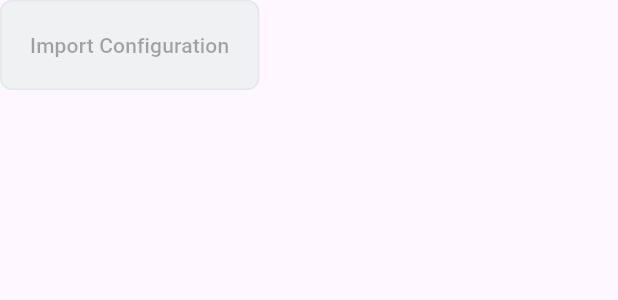
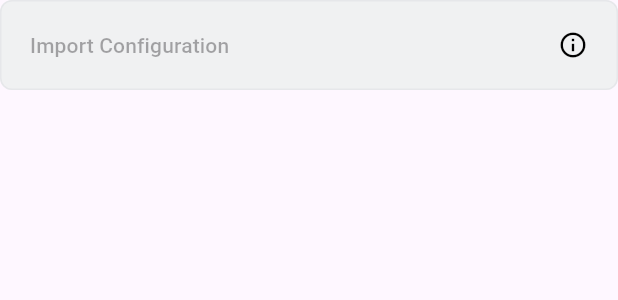
Before and after one commit to mk7002/PushNotification, a Flutter app: the ConfigButton widget shown alone on an empty page, opened directly, on a phone screen of 412 x 824 dp. Shown: the top 300 px of the screen. Run offline on Flutter 3.47's test engine with Material 3 defaults, Android fonts, the phone set to English and light mode, and no system bars; our stand-ins replace file_picker, fluttertoast, go_router, googleapis_auth, package_info_plus, shared_preferences; accounts and stored records are empty.

Commit message:
ui updated

```diff
--- a/lib/extension/AppExtension.dart
+++ b/lib/extension/AppExtension.dart
@@ -19,7 +19,7 @@ extension ResultExtension on Map<String, dynamic> {
   String showResult() {
     switch (getType()) {
       case ResultType.neutral:
-        return "";
+        return "Result Console";
       case ResultType.inProgress:
         return "Sending...";
       case ResultType.success:
--- a/lib/main.dart
+++ b/lib/main.dart
@@ -2,6 +2,7 @@ import 'package:flutter/material.dart';
 import 'package:flutter_web_plugins/url_strategy.dart';
 import 'package:pushapp/provider/ProviderSetup.dart';
 import 'package:pushapp/route.dart';
+import 'package:pushapp/ui/components/Utils.dart';
 
 import 'storage/SharedPrefs.dart';
 
@@ -9,6 +10,7 @@ Future<void> main() async {
   WidgetsBinding widgetsBinding = WidgetsFlutterBinding.ensureInitialized();
   usePathUrlStrategy();
   await SharedPrefs.init();
+  await Utils().getAppVersionInfo();
   runApp(const MyApp());
 }
 
@@ -20,7 +22,7 @@ class MyApp extends StatelessWidget {
     return ProviderSetup(
       child: MaterialApp.router(
         routerConfig: globalRouter,
-        title: 'Notify Now v1.0.4',
+        title: 'Notify Now v${Utils.versionCode}',
         theme: ThemeData(
           colorScheme: ColorScheme.fromSeed(seedColor: Colors.deepPurple),
           useMaterial3: true,
--- a/lib/ui/components/AppButton.dart
+++ b/lib/ui/components/AppButton.dart
@@ -1,6 +1,5 @@
 import 'package:flutter/material.dart';
 import 'package:pushapp/ui/res/colors.dart';
-import 'package:pushapp/ui/res/style_extensions.dart';
 
 class Appbutton extends StatelessWidget {
   const Appbutton({super.key});
@@ -14,12 +13,13 @@ class Appbutton extends StatelessWidget {
 class ConfigButton extends StatelessWidget {
   final String label;
   VoidCallback? onPressed;
+  VoidCallback? onInfoPressed;
 
-  ConfigButton({
-    super.key,
-    this.label = "Import Configuration",
-    this.onPressed,
-  });
+  ConfigButton(
+      {super.key,
+      this.label = "Import Configuration",
+      this.onPressed,
+      this.onInfoPressed});
 
   @override
   Widget build(BuildContext context) {
@@ -28,18 +28,33 @@ class ConfigButton extends StatelessWidget {
         backgroundColor: COLOR_BORDER_INNER,
         side: const BorderSide(
           color: COLOR_BORDER,
-          // border color
-          width: 1, // border width
+          width: 1,
         ),
         shape: RoundedRectangleBorder(
-          borderRadius: 8.br, // rounded corners
+          borderRadius: BorderRadius.circular(8), // or 8.br if using extension
         ),
         padding: const EdgeInsets.symmetric(horizontal: 20, vertical: 20),
       ),
       onPressed: onPressed,
-      child: Text(
-        label,
-        style: TextStyle(fontWeight: FontWeight.w500),
+      child: Row(
+        mainAxisAlignment: MainAxisAlignment.spaceBetween,
+        mainAxisSize: MainAxisSize.max,
+        children: [
+          Expanded(
+            child: Text(
+              label,
+              style: const TextStyle(fontWeight: FontWeight.w500),
+            ),
+          ),
+          GestureDetector(
+            onTap: onInfoPressed,
+            child: const Icon(
+              Icons.info_outline,
+              size: 20,
+              color: Colors.black,
+            ),
+          ),
+        ],
       ),
     );
   }
--- a/lib/ui/home/home_screen.dart
+++ b/lib/ui/home/home_screen.dart
@@ -1,5 +1,6 @@
 import 'package:flutter/material.dart';
 import 'package:go_router/go_router.dart';
+import 'package:pushapp/ui/components/Utils.dart';
 
 class HomeScreen extends StatefulWidget {
   const HomeScreen({super.key});
@@ -62,7 +63,7 @@ class _HomeScreenState extends State<HomeScreen> {
               ],
             ),
           ),
-          Text("Version - v1.0.4")
+          Text("Version - ${Utils.versionCode}")
         ],
       ),
     );
--- a/pubspec.yaml
+++ b/pubspec.yaml
@@ -16,7 +16,7 @@ publish_to: 'none' # Remove this line if you wish to publish to pub.dev
 # https://developer.apple.com/library/archive/documentation/General/Reference/InfoPlistKeyReference/Articles/CoreFoundationKeys.html
 # In Windows, build-name is used as the major, minor, and patch parts
 # of the product and file versions while build-number is used as the build suffix.
-version: 1.0.0+2
+version: 1.0.4+4
 
 environment:
   sdk: ^3.5.3
@@ -43,6 +43,7 @@ dependencies:
   file_picker: ^8.1.2
   fluttertoast: ^8.2.12
   go_router: ^14.6.2
+  package_info_plus:
 
 dev_dependencies:
   flutter_test:
```
Also changed, not shown: lib/ui/android/components/ResultWidget.dart (+7 -2 lines), lib/ui/android/components/import_data_widget.dart (+32 -1 lines), lib/ui/components/Utils.dart (+10 -0 lines), 1 other file.
